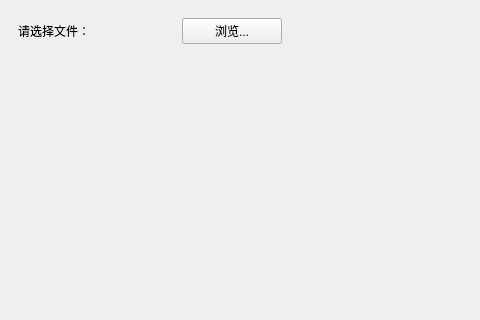
Qt form resource/ui/HomePage.ui (MidnightCrowing/ImageColorVisualization) before a commit; both pictures show x 0 to 480 and y 0 to 320 of the 806 by 579 pixel window.
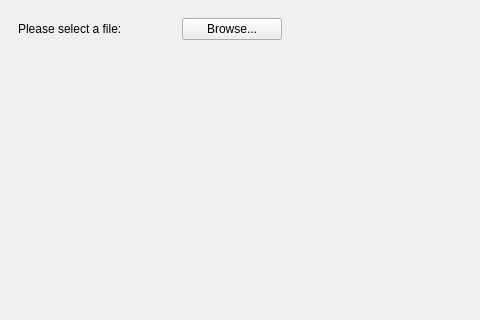
The same form after that commit. Custom widgets are drawn as their Qt base class.

The edit to the form file:
```diff
--- a/resource/ui/HomePage.ui
+++ b/resource/ui/HomePage.ui
@@ -71,7 +71,7 @@
          <item>
           <widget class="StrongBodyLabel" name="instructions_label">
            <property name="text">
-            <string>请选择文件：</string>
+               <string>Please select a file:</string>
            </property>
           </widget>
          </item>
@@ -84,7 +84,7 @@
             </size>
            </property>
            <property name="text">
-            <string>浏览...</string>
+               <string>Browse...</string>
            </property>
           </widget>
          </item>
```
Left out of the diff: 4 changed lines with no effect on the pictures.
